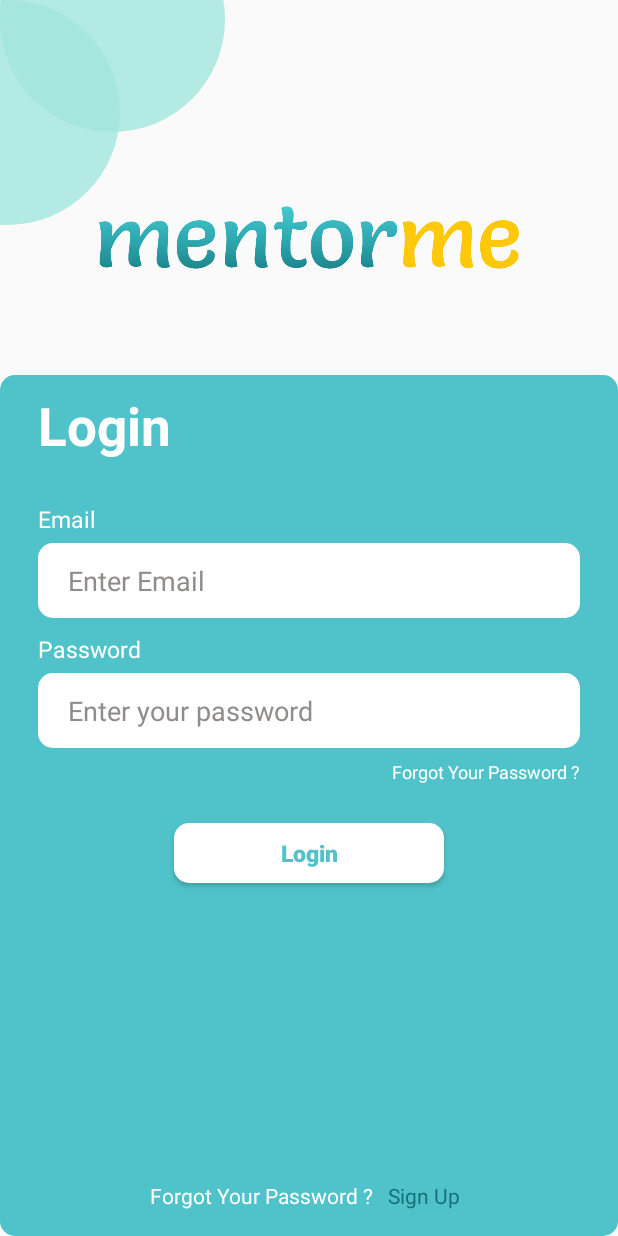
After one commit to Afkayyy/Mentor-Me, an Android app: the layout login_page.xml on its own in the app's theme, with its tools: preview values and no code run, on a phone screen of 412 x 824 dp. The commit adds this screen. Run offline under Robolectric (Android 15) with nearby library versions, the phone set to English and light mode, and no system bars.

Commit message:
Login Page

```diff
--- /dev/null
+++ b/app/src/main/res/drawable/blue_box.xml
@@ -0,0 +1,8 @@
+<?xml version="1.0" encoding="utf-8"?>
+<shape xmlns:android="http://schemas.android.com/apk/res/android"
+    android:shape="rectangle" >
+
+
+    <solid android:color="#50C2C9"/>
+    <corners android:radius="10dp"/>
+</shape>
--- /dev/null
+++ b/app/src/main/res/drawable/white_box.xml
@@ -0,0 +1,8 @@
+<?xml version="1.0" encoding="utf-8"?>
+<shape xmlns:android="http://schemas.android.com/apk/res/android"
+
+    android:shape="rectangle">
+
+    <solid android:color="#FFFFFF"/>
+    <corners android:radius="10dp"/>
+</shape>
--- /dev/null
+++ b/app/src/main/res/layout/login_page.xml
@@ -0,0 +1,172 @@
+<?xml version="1.0" encoding="utf-8"?>
+<RelativeLayout xmlns:android="http://schemas.android.com/apk/res/android"
+    xmlns:app="http://schemas.android.com/apk/res-auto"
+    xmlns:tools="http://schemas.android.com/tools"
+    android:layout_width="match_parent"
+    android:layout_height="match_parent"
+    tools:context=".MainActivity">
+
+    <de.hdodenhof.circleimageview.CircleImageView
+        android:id="@+id/main"
+        android:layout_width="150dp"
+        android:layout_height="150dp"
+        android:layout_marginStart="-70dp"
+        android:alpha="0.8"
+        android:src="#A2E6DF" />
+
+    <de.hdodenhof.circleimageview.CircleImageView
+        android:layout_width="150dp"
+        android:layout_height="150dp"
+        android:layout_marginTop="-62dp"
+        android:alpha="0.8"
+        android:src="#A2E6DF" />
+
+    <RelativeLayout
+        android:id="@+id/header"
+        android:layout_width="match_parent"
+        android:layout_height="250dp">
+
+        <ImageView
+            android:id="@+id/myImageView"
+            android:layout_width="280dp"
+            android:layout_height="wrap_content"
+            android:layout_centerHorizontal="true"
+            android:layout_alignParentBottom="true"
+            android:src="@drawable/mentor_me" />
+
+
+    </RelativeLayout>
+
+
+
+    <RelativeLayout
+        android:id="@+id/login_bar"
+        android:layout_width="match_parent"
+        android:layout_height="match_parent"
+        android:layout_below="@id/header"
+        android:background="@drawable/blue_box">
+
+
+        <TextView
+            android:id="@+id/login_text"
+            android:layout_width="match_parent"
+            android:layout_height="50dp"
+            android:layout_marginTop="10dp"
+            android:text="Login"
+            android:textColor="@android:color/white"
+            android:background="#50C2C9"
+            android:textStyle="bold"
+            android:textSize="35sp"
+            android:layout_marginLeft="25dp"/>
+
+        <TextView
+            android:id="@+id/login_text_small"
+            android:layout_width="wrap_content"
+            android:layout_below="@+id/login_text"
+            android:layout_height="wrap_content"
+            android:layout_marginTop="25dp"
+            android:text="Email"
+            android:textColor="@android:color/white"
+            android:background="#50C2C9"
+            android:textSize="15sp"
+            android:layout_marginLeft="25dp"/>
+
+
+        <EditText
+            android:id="@+id/Email"
+            android:layout_width="match_parent"
+            android:layout_height="50dp"
+            android:layout_marginTop="5dp"
+            android:layout_marginHorizontal="25dp"
+            android:layout_below="@id/login_text_small"
+            android:background="@drawable/white_box"
+            android:hint="Enter Email"
+            android:textColorHint="#918B8B"
+            android:paddingLeft="20dp"
+            android:inputType="text"
+            android:layout_alignLeftOf="@+id/login_text_small"
+            android:textColor="#FFFFFF"
+            android:backgroundTint="#FFFFFF" />
+
+        <TextView
+            android:id="@+id/pass_text_small"
+            android:layout_width="wrap_content"
+            android:layout_below="@+id/Email"
+            android:layout_height="wrap_content"
+            android:layout_marginTop="10dp"
+            android:text="Password"
+            android:textColor="@android:color/white"
+            android:textSize="15sp"
+            android:layout_marginLeft="25dp"/>
+
+        <EditText
+            android:id="@+id/Password"
+            android:layout_width="match_parent"
+            android:layout_height="50dp"
+            android:layout_below="@id/pass_text_small"
+            android:layout_marginTop="5dp"
+            android:layout_marginHorizontal="25dp"
+            android:background="@drawable/white_box"
+            android:hint="Enter your password"
+            android:textColorHint="#918B8B"
+            android:paddingLeft="20dp"
+            android:textColor="#FFFFFF"
+            android:inputType="textPassword"
+            android:backgroundTint="#FFFFFF" />
+
+        <TextView
+            android:id="@+id/forgot_text"
+            android:layout_width="wrap_content"
+            android:layout_below="@+id/Password"
+            android:layout_height="wrap_content"
+            android:text="Forgot Your Password ?"
+            android:textColor="@android:color/white"
+            android:layout_marginTop="7dp"
+            android:textSize="12sp"
+            android:layout_alignRight="@+id/Password"
+            android:layout_marginLeft="25dp"/>
+
+
+        <Button
+            android:layout_width="180dp"
+            android:layout_height="40dp"
+            android:layout_below="@id/Password"
+            android:layout_marginTop="50dp"
+            android:layout_centerHorizontal="true"
+            android:layout_marginHorizontal="20dp"
+            android:text="Login"
+            android:textAllCaps="false"
+            android:textStyle="bold"
+            android:textSize="15sp"
+            android:textColor="#50C2C9"
+            android:background="@drawable/white_box" />
+
+        <TextView
+            android:id="@+id/sign_up"
+            android:layout_width="wrap_content"
+            android:layout_height="wrap_content"
+            android:text="Forgot Your Password ?"
+            android:textColor="@android:color/white"
+            android:textSize="14sp"
+            android:layout_alignParentBottom="true"
+            android:layout_marginBottom="17dp"
+            android:layout_marginLeft="100dp"/>
+
+        <TextView
+
+            android:id="@+id/sign_up_link"
+            android:layout_width="wrap_content"
+            android:layout_height="wrap_content"
+            android:text="Sign Up"
+            android:textColor="#157177"
+
+            android:textSize="14sp"
+            android:layout_alignParentBottom="true"
+            android:layout_toRightOf="@+id/sign_up"
+            android:layout_marginBottom="17dp"
+            android:layout_marginLeft="10dp"/>
+
+    </RelativeLayout>
+
+
+</RelativeLayout>
--- a/app/src/main/res/values-night/themes.xml
+++ b/app/src/main/res/values-night/themes.xml
@@ -1,6 +1,6 @@
 <resources xmlns:tools="http://schemas.android.com/tools">
     <!-- Base application theme. -->
-    <style name="Base.Theme.I211385" parent="Theme.Material3.DayNight.NoActionBar">
+    <style name="Base.Theme.I211385" parent="Theme.AppCompat.Light.NoActionBar">
         <!-- Customize your dark theme here. -->
         <!-- <item name="colorPrimary">@color/my_dark_primary</item> -->
     </style>
--- a/app/src/main/res/values/themes.xml
+++ b/app/src/main/res/values/themes.xml
@@ -1,6 +1,6 @@
 <resources xmlns:tools="http://schemas.android.com/tools">
     <!-- Base application theme. -->
-    <style name="Base.Theme.I211385" parent="Theme.Material3.DayNight.NoActionBar">
+    <style name="Base.Theme.I211385" parent="Theme.AppCompat.Light.NoActionBar">
         <!-- Customize your light theme here. -->
         <!-- <item name="colorPrimary">@color/my_light_primary</item> -->
     </style>
```
